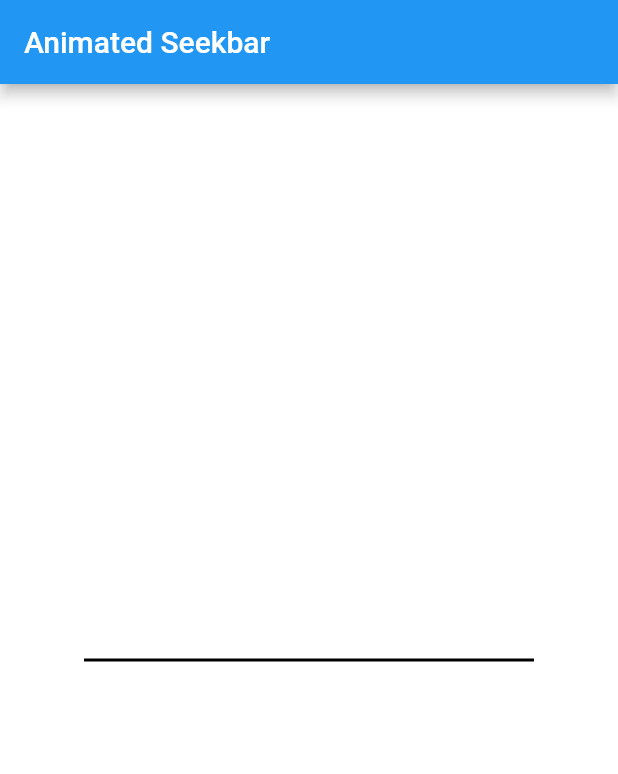
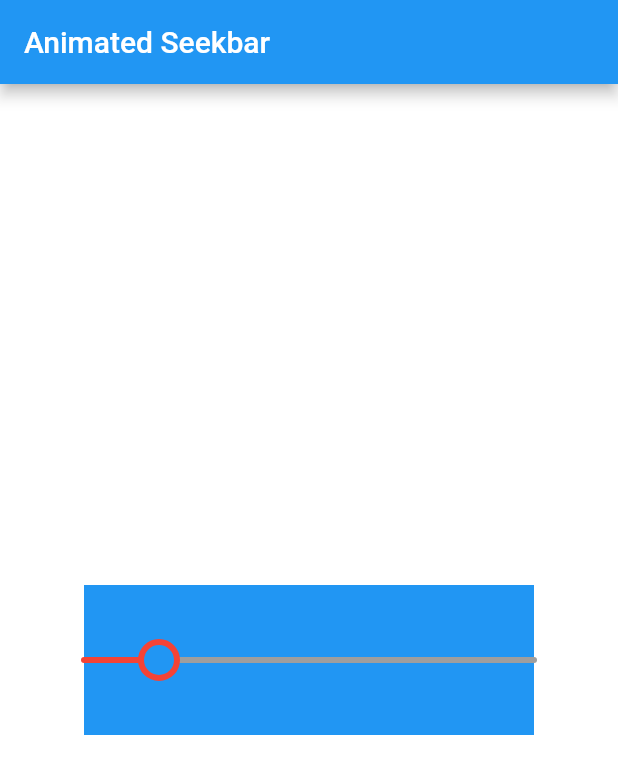
Before and after one commit to Abiri99/flutter_animated_seekbar, a Flutter app: the screen it shows after launch, on a phone screen of 412 x 824 dp. Shown: the top 774 px of the screen. Run offline on Flutter 3.47's test engine with Material 2 defaults, Android fonts, the phone set to English and light mode, and no system bars.

```diff
--- a/lib/animated_seekbar.dart
+++ b/lib/animated_seekbar.dart
@@ -2,7 +2,7 @@ import 'package:flutter/material.dart';
 
 import 'SeekBarPainter.dart';
 
-class AnimatedSeekbar extends StatelessWidget {
+class AnimatedSeekbar extends StatefulWidget {
   final Size size;
 
   AnimatedSeekbar({
@@ -10,12 +10,45 @@ class AnimatedSeekbar extends StatelessWidget {
   });
 
   @override
+  _AnimatedSeekbarState createState() => _AnimatedSeekbarState();
+}
+
+class _AnimatedSeekbarState extends State<AnimatedSeekbar> {
+
+  double progress;
+
+  double verticalDragOffset;
+
+  @override
+  void initState() {
+    progress = 50;
+//    verticalDragOffset = Offset.zero;
+    verticalDragOffset = 0;
+    super.initState();
+  }
+
+  @override
   Widget build(BuildContext context) {
-    return CustomPaint(
-      size: size,
-      painter: SeekBarPainter(
-        width: size.width,
-        height: size.height,
+    return GestureDetector(
+      onVerticalDragUpdate: (DragUpdateDetails dragUpdateDetails) {
+        setState(() {
+          verticalDragOffset = dragUpdateDetails.primaryDelta;
+        });
+      },
+//      onVerticalDragDown: (DragDownDetails dragDownDetails) {
+//        dragD
+//      },
+      child: Container(
+        color: Colors.blue,
+        child: CustomPaint(
+          size: widget.size,
+          painter: SeekBarPainter(
+            verticalDragOffset: verticalDragOffset ?? 0,
+            progress: progress,
+            width: widget.size.width,
+            height: widget.size.height,
+          ),
+        ),
       ),
     );
   }
--- a/lib/home.dart
+++ b/lib/home.dart
@@ -19,7 +19,7 @@ class _HomeState extends State<Home> {
           child: AnimatedSeekbar(
             size: Size(
               300,
-              300,
+              100,
             ),
           ),
         ),
```
Also changed, not shown: lib/SeekBarPainter.dart (+43 -8 lines).
